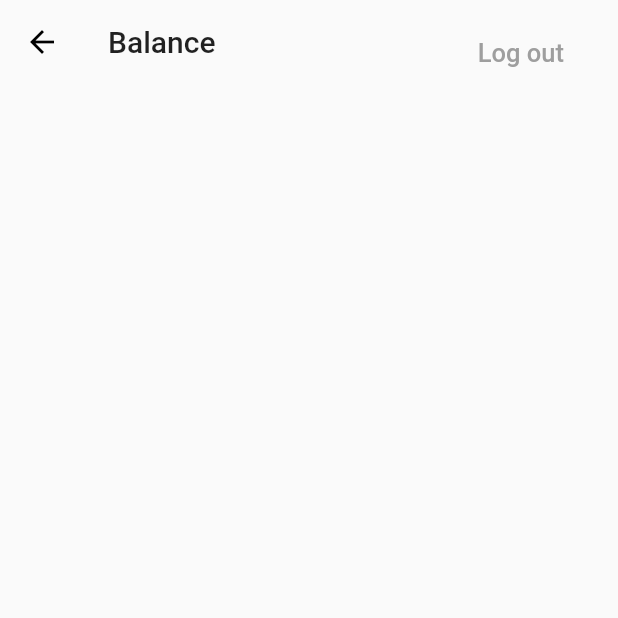
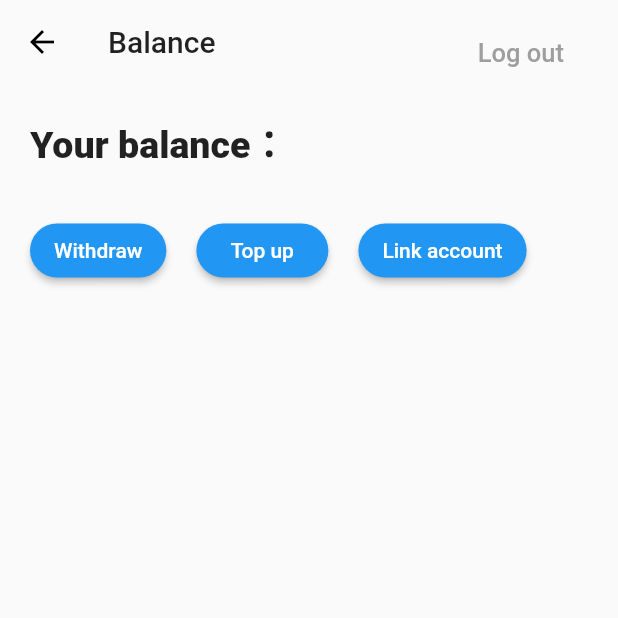
Before and after one commit to XianWang521/healthybus, a Flutter app: the BalanceScreen screen opened directly, on a phone screen of 412 x 824 dp, the top half of it. Run offline on Flutter 3.47's test engine with Material 2 defaults, Android fonts, the phone set to English and light mode, and no system bars; our stand-ins replace qr_flutter.

Commit message:
add balance ui

```diff
--- a/lib/balance.dart
+++ b/lib/balance.dart
@@ -28,6 +28,67 @@ class BalanceScreen extends StatelessWidget{
           ),
         ],
       ),
+
+      body: new SingleChildScrollView(
+        child: new Container(
+          padding: const EdgeInsets.fromLTRB(20, 20, 20, 0),
+          child: new Column(
+            crossAxisAlignment: CrossAxisAlignment.stretch,
+            children: <Widget>[
+              new Text(
+                'Your balance：',
+                style: new TextStyle(fontSize: 25, fontWeight: FontWeight.w800),
+              ),
+              new SizedBox(
+                height: 30,
+              ),
+              new Row(
+                children: <Widget>[
+                  RaisedButton(
+                    color: Colors.blue,
+                    highlightColor: Colors.blue[700],
+                    colorBrightness: Brightness.dark,
+                    splashColor: Colors.grey,
+                    child: Text("Withdraw"),
+                    shape: RoundedRectangleBorder(
+                      borderRadius: BorderRadius.circular(20.0),
+                    ),
+                    onPressed: ()=>{},
+                  ),
+                  SizedBox(
+                    width: 20,
+                  ),
+                  RaisedButton(
+                    color: Colors.blue,
+                    highlightColor: Colors.blue[700],
+                    colorBrightness: Brightness.dark,
+                    splashColor: Colors.grey,
+                    child: Text("Top up"),
+                    shape: RoundedRectangleBorder(
+                      borderRadius: BorderRadius.circular(20.0),
+                    ),
+                    onPressed: ()=>{},
+                  ),
+                  SizedBox(
+                    width: 20,
+                  ),
+                  RaisedButton(
+                    color: Colors.blue,
+                    highlightColor: Colors.blue[700],
+                    colorBrightness: Brightness.dark,
+                    splashColor: Colors.grey,
+                    child: Text("Link account"),
+                    shape: RoundedRectangleBorder(
+                      borderRadius: BorderRadius.circular(20.0),
+                    ),
+                    onPressed: ()=>{},
+                  ),
+                ],
+              ),
+            ],
+          ),
+        ),
+      ),
     );
   }
 }
--- a/lib/usermain.dart
+++ b/lib/usermain.dart
@@ -23,7 +23,7 @@ class BottomNavigationWidgetState extends State<UserMain> {
   void initState() {
     list
       ..add(UserScreen(username: widget.username))
-      ..add(PayScreen(username: widget.username, healthcode: 1,))
+      ..add(PayScreen(username: widget.username, healthcode: 2,))
       ..add(BalanceScreen())
       ..add(TripScreen());
     super.initState();
```
